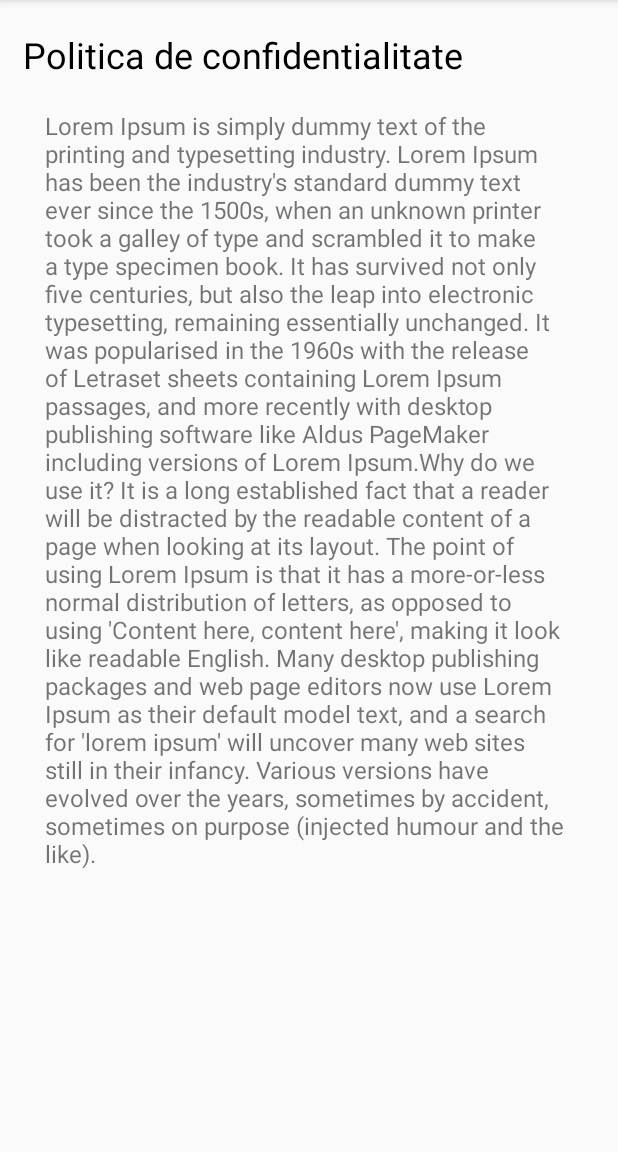
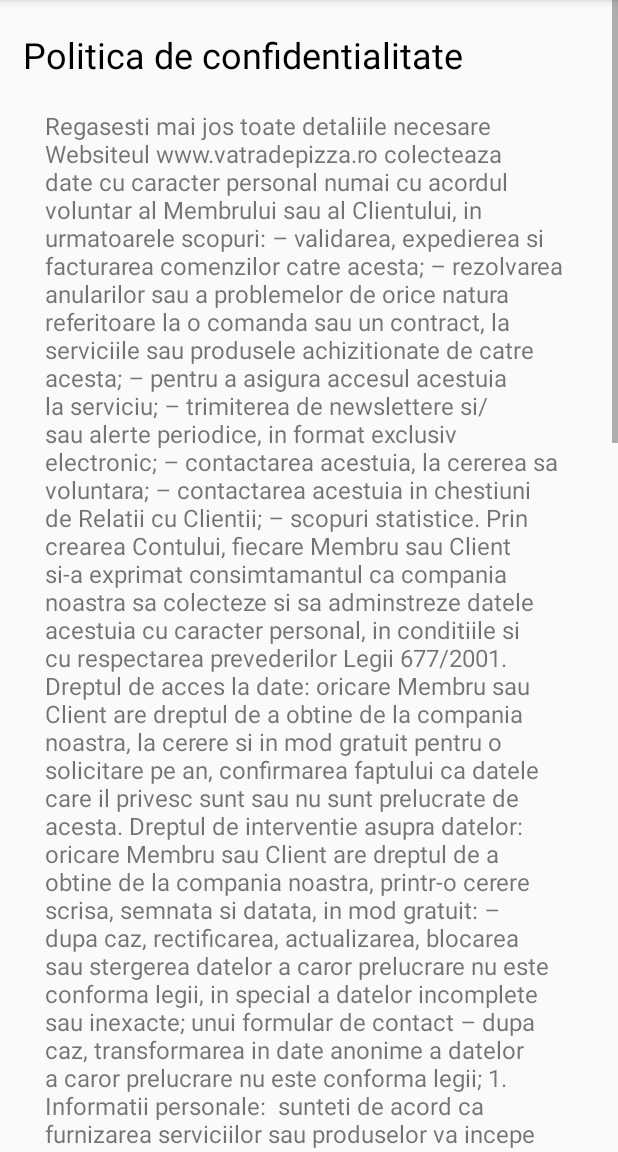
Before and after one commit to AndyRadulescu/android_pizza, an Android app: the PrivacyPolicyActivity screen opened directly, with no data from a screen before it, on a phone screen of 412 x 824 dp, the part 84-1236 px from its top. Run offline under Robolectric (Android 15) with nearby library versions, the phone set to English and light mode, and no system bars.

Commit message:
changed the layout

```diff
--- a/app/src/main/res/layout/content_policy.xml
+++ b/app/src/main/res/layout/content_policy.xml
@@ -35,8 +35,67 @@
                 android:ems="10"
                 android:paddingLeft="30dp"
                 android:paddingRight="30dp"
-                android:text="Lorem Ipsum is simply dummy text of the printing and typesetting industry. Lorem Ipsum has been the industry's standard dummy text ever since the 1500s, when an unknown printer took a galley of type and scrambled it to make a type specimen book. It has survived not only five centuries, but also the leap into electronic typesetting, remaining essentially unchanged. It was popularised in the 1960s with the release of Letraset sheets containing Lorem Ipsum passages, and more recently with desktop publishing software like Aldus PageMaker including versions of Lorem Ipsum.Why do we use it?
-It is a long established fact that a reader will be distracted by the readable content of a page when looking at its layout. The point of using Lorem Ipsum is that it has a more-or-less normal distribution of letters, as opposed to using 'Content here, content here', making it look like readable English. Many desktop publishing packages and web page editors now use Lorem Ipsum as their default model text, and a search for 'lorem ipsum' will uncover many web sites still in their infancy. Various versions have evolved over the years, sometimes by accident, sometimes on purpose (injected humour and the like)."
+                android:text="Regasesti mai jos toate detaliile necesare
+Websiteul www.vatradepizza.ro colecteaza date cu caracter personal numai cu acordul voluntar
+al Membrului sau al Clientului, in urmatoarele scopuri:
+– validarea, expedierea si facturarea comenzilor catre acesta;
+– rezolvarea anularilor sau a problemelor de orice natura referitoare la o comanda sau un
+contract, la serviciile sau produsele achizitionate de catre acesta;
+– pentru a asigura accesul acestuia la serviciu;
+– trimiterea de newslettere si/sau alerte periodice, in format exclusiv electronic;
+– contactarea acestuia, la cererea sa voluntara;
+– contactarea acestuia in chestiuni de Relatii cu Clientii;
+– scopuri statistice.
+Prin crearea Contului, fiecare Membru sau Client si-a exprimat consimtamantul ca compania
+noastra sa colecteze si sa adminstreze datele acestuia cu caracter personal, in conditiile si cu
+respectarea prevederilor Legii 677/2001.
+Dreptul de acces la date: oricare Membru sau Client are dreptul de a obtine de la compania
+noastra, la cerere si in mod gratuit pentru o solicitare pe an, confirmarea faptului ca datele care il
+privesc sunt sau nu sunt prelucrate de acesta.
+Dreptul de interventie asupra datelor: oricare Membru sau Client are dreptul de a obtine de la
+compania noastra, printr-o cerere scrisa, semnata si datata, in mod gratuit:
+– dupa caz, rectificarea, actualizarea, blocarea sau stergerea datelor a caror prelucrare nu este
+conforma legii, in special a datelor incomplete sau inexacte; unui formular de contact
+– dupa caz, transformarea in date anonime a datelor a caror prelucrare nu este conforma legii;
+1. Informatii personale:  sunteti de acord ca furnizarea serviciilor sau produselor va incepe
+imediat dupa indeplinirea tuturor formalitatilor de inregistrare cerute. Informatiile furnizate
+trebuie sa fie corecte. Optand pentru inregistrare, va obligati sa ne furnizati corect numele, adresa
+si alte informatii utile. Pentru corectarea sau actualizarea acestor informatii, accesati link-ul
+www.vatradepizza.ro
+Prin accesarea contului si utilizarea parolei personale sunteti responsabil pentru toate actiunile
+care decurg din folosirea acestora. www.vatradepizza.ro nu poate fi facuta responsabila pentru
+
+erorile survenite in urma neglijentei utilizatorului privind securitatea si confidentialitatea
+contului si parolei sale.
+2. Securitatea datelor personale: datele dumneavoastra personale vor putea fi utilizate de catre
+www.vatradepizza.ro pentru confirmarea comenzilor, informarea prin e-mail, posta sau alte
+mijloace de comunicare despre actiunile ulterioare, realizarea de rapoarte statistice, etc.
+Datele dumneavoastra personale vor putea fi transmise autoritatilor in drept cu scopul verificarii
+tranzactiilor comerciale sau altor autoritati in drept pentru efectuarea oricaror verificari
+justificate in baza legii.
+Datele furnizate de catre clienti sunt strict confidentiale. www.vatradepizza.ro se angajeaza in
+fata clientilor sai sa nu furnizeze aceste date unor terte persoane sau companii si sa le utilizeze
+strict pentru uzul relatiei de afaceri dintre client si www.vatradepizza.ro
+Acest site foloseste masuri de securitate impotriva pierderii, alterarii sau folosirii gresite a
+informatiilor care se afla in controlul nostru.
+www.vatradepizza.ro se obliga sa respecte drepturile dumneavoastra conferite de Legea
+677/2001, iar la cererea dumneavoastra trimisa la adresa www.vatradepizza.ro, se obliga:
+– sa rectifice, actualizeze, blocheze, stearga sau transforme in date anonime, in mod gratuit,
+datele a caror prelucrare nu este conforma dispozitiilor Legii nr. 677/2001 privind protectia
+persoanelor cu privire la prelucrarea datelor cu caracter personal si libera circulatie a acestor
+date;
+– sa inceteze prelucrarea datelor dumneavoastra personale. www.vatradepizza.ro certifica faptul
+ca va respecta drepturile conferite de Legea nr. 677/2001 privind protectia persoanelor cu privire
+la prelucrarea datelor cu caracter personal si libera circulatie a acestor date, a Legii nr. 365/2002
+privind comertul electronic, precum a Ordonantei nr. 130/2000 privind protectia consumatorilor
+la incheierea si executarea contractelor la distanta cu modificarile ulterioare.
+Printre aceste drepturi se numara (enumerarea neavand un caracter limitativ):
+a. dreptul de a cer www.vatradepizza.ro sa va confirme daca prelucreaza sau nu datele
+dumneavoastra personale, in mod gratuit pentru o solicitare pe an;
+b. dreptul de a cere www.vatradepizza.ro sa rectifice, actualizeze, blocheze sau sterge, in mod
+gratuit, acele date furnizate a caror prelucrare nu este conforma dispozitiilor Legii nr. 677/2001;
+c. dreptul de a cere www.vatradepizza.ro sa inceteze, in mod gratuit, prelucrarea datelor sale
+personale."
                 android:textSize="16sp"
                 tools:layout_editor_absoluteX="16dp"
                 tools:layout_editor_absoluteY="0dp" />
--- a/app/src/main/res/layout/fragment_offer.xml
+++ b/app/src/main/res/layout/fragment_offer.xml
@@ -5,7 +5,7 @@
     android:layout_height="match_parent"
     android:background="@color/colorAccent"
     android:orientation="vertical"
-    tools:context=".menuFragments.OfferFragment">
+    tools:context=".businessLogic.menuFragments.OfferFragment">
 
     <!-- TODO: Update blank fragment layout -->
     <TextView
--- a/app/src/main/res/layout/fragment_pizza.xml
+++ b/app/src/main/res/layout/fragment_pizza.xml
@@ -3,7 +3,7 @@
     xmlns:tools="http://schemas.android.com/tools"
     android:layout_width="match_parent"
     android:layout_height="match_parent"
-    tools:context=".menuFragments.PizzaFragment">
+    tools:context=".businessLogic.menuFragments.PizzaFragment">
 
     <ScrollView
         android:layout_width="match_parent"
```
